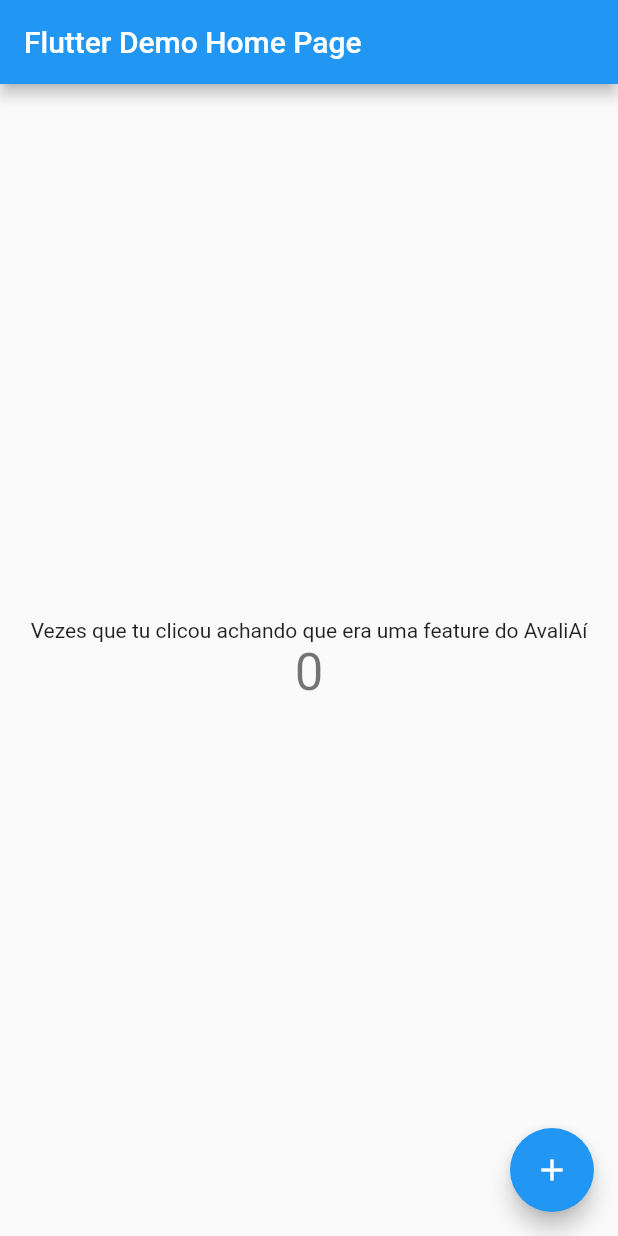
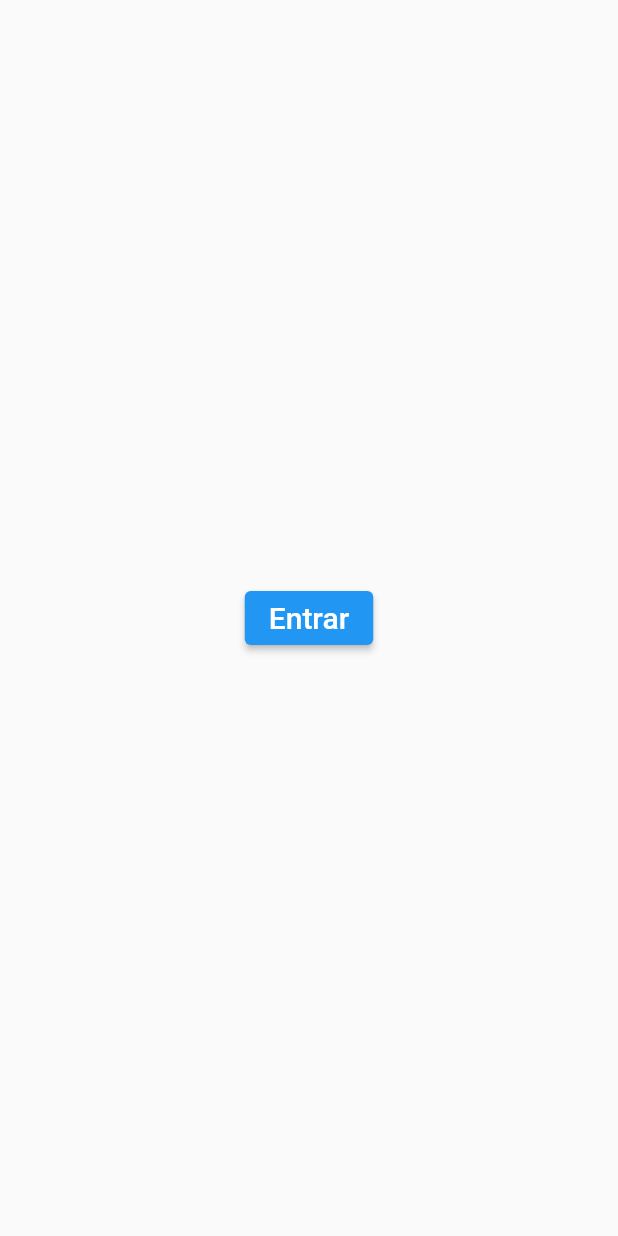
Before and after one commit to sexto-periodo/avliai-gces, a Flutter app: the screen it shows after launch, on a phone screen of 412 x 824 dp. Run offline on Flutter 3.47's test engine with Material 2 defaults, Android fonts, the phone set to English and light mode, and no system bars.

Commit message:
(mobile) navegação inicial

```diff
--- /dev/null
+++ b/codigo/front_mobile/lib/app.dart
@@ -0,0 +1,14 @@
+import 'package:flutter/material.dart';
+import 'package:front_mobile/home_page.dart';
+import 'package:front_mobile/login_page.dart';
+
+class App extends StatelessWidget {
+  const App({super.key});
+
+  @override
+  Widget build(BuildContext context) {
+    return const MaterialApp(
+      home: LoginPage(),
+    );
+  }
+}
--- a/codigo/front_mobile/lib/login_page.dart
+++ b/codigo/front_mobile/lib/login_page.dart
@@ -1,45 +1,27 @@
 import 'package:flutter/material.dart';
+import 'package:flutter/src/widgets/framework.dart';
+import 'package:flutter/src/widgets/placeholder.dart';
+import 'package:front_mobile/home_page.dart';
 
-class login_page extends StatefulWidget {
-  const login_page({super.key});
+class LoginPage extends StatefulWidget {
+  const LoginPage({super.key});
 
   @override
-  State<login_page> createState() => _login_pageState();
+  State<LoginPage> createState() => _LoginPageState();
 }
 
-class _login_pageState extends State<login_page> {
+class _LoginPageState extends State<LoginPage> {
   @override
   Widget build(BuildContext context) {
     return Material(
-      child: SizedBox(
-        width: double.infinity,
-        height: double.infinity,
-      child: Padding(
-        padding: const EdgeInsets.all(8.0),
       child: Column(
         mainAxisAlignment: MainAxisAlignment.center,
-        children:
-         [TextField(
-          keyboardType: TextInputType.emailAddress,
-          decoration: InputDecoration(
-            labelText: 'Email',
-             border: OutlineInputBorder()
-          ),
-        ),
-        SizedBox(height: 10,),
-        TextField(
-          obscureText: true,
-          decoration: InputDecoration(
-            labelText: 'Password',
-             border: OutlineInputBorder()
-          ),
-        ),
-         SizedBox(height: 15,),
-        ElevatedButton(onPressed:() {} , child: const Text('entrar'))
+        children: [
+          ElevatedButton(onPressed: () {
+            Navigator.of(context).push(MaterialPageRoute(builder: (context) => const HomePage()));
+          }, child: const Text('Entrar', style: TextStyle(fontSize: 20),))
         ],
       ),
-    ),
-    ),
     );
   }
 }
--- a/codigo/front_mobile/lib/main.dart
+++ b/codigo/front_mobile/lib/main.dart
@@ -1,115 +1,6 @@
 import 'package:flutter/material.dart';
+import 'package:front_mobile/app.dart';
 
-void main() {
-  runApp(const MyApp());
+void main(List<String> args) {
+  runApp(const App());
 }
-
-class MyApp extends StatelessWidget {
-  const MyApp({super.key});
-
-  // This widget is the root of your application.
-  @override
-  Widget build(BuildContext context) {
-    return MaterialApp(
-      title: 'AvaliAí',
-      theme: ThemeData(
-        // This is the theme of your application.
-        //
-        // Try running your application with "flutter run". You'll see the
-        // application has a blue toolbar. Then, without quitting the app, try
-        // changing the primarySwatch below to Colors.green and then invoke
-        // "hot reload" (press "r" in the console where you ran "flutter run",
-        // or simply save your changes to "hot reload" in a Flutter IDE).
-        // Notice that the counter didn't reset back to zero; the application
-        // is not restarted.
-        primarySwatch: Colors.blue,
-      ),
-      home: const MyHomePage(title: 'Flutter Demo Home Page'),
-    );
-  }
-}
-
-class MyHomePage extends StatefulWidget {
-  const MyHomePage({super.key, required this.title});
-
-  // This widget is the home page of your application. It is stateful, meaning
-  // that it has a State object (defined below) that contains fields that affect
-  // how it looks.
-
-  // This class is the configuration for the state. It holds the values (in this
-  // case the title) provided by the parent (in this case the App widget) and
-  // used by the build method of the State. Fields in a Widget subclass are
-  // always marked "final".
-
-  final String title;
-
-  @override
-  State<MyHomePage> createState() => _MyHomePageState();
-}
-
-class _MyHomePageState extends State<MyHomePage> {
-  int _counter = 0;
-
-  void _incrementCounter() {
-    setState(() {
-      // This call to setState tells the Flutter framework that something has
-      // changed in this State, which causes it to rerun the build method below
-      // so that the display can reflect the updated values. If we changed
-      // _counter without calling setState(), then the build method would not be
-      // called again, and so nothing would appear to happen.
-      _counter++;
-    });
-  }
-
-  @override
-  Widget build(BuildContext context) {
-    // This method is rerun every time setState is called, for instance as done
-    // by the _incrementCounter method above.
-    //
-    // The Flutter framework has been optimized to make rerunning build methods
-    // fast, so that you can just rebuild anything that needs updating rather
-    // than having to individually change instances of widgets.
-    return Scaffold(
-      appBar: AppBar(
-        // Here we take the value from the MyHomePage object that was created by
-        // the App.build method, and use it to set our appbar title.
-        title: Text(widget.title),
-      ),
-      body: Center(
-        // Center is a layout widget. It takes a single child and positions it
-        // in the middle of the parent.
-        child: Column(
-          // Column is also a layout widget. It takes a list of children and
-          // arranges them vertically. By default, it sizes itself to fit its
-          // children horizontally, and tries to be as tall as its parent.
-          //
-          // Invoke "debug painting" (press "p" in the console, choose the
-          // "Toggle Debug Paint" action from the Flutter Inspector in Android
-          // Studio, or the "Toggle Debug Paint" command in Visual Studio Code)
-          // to see the wireframe for each widget.
-          //
-          // Column has various properties to control how it sizes itself and
-          // how it positions its children. Here we use mainAxisAlignment to
-          // center the children vertically; the main axis here is the vertical
-          // axis because Columns are vertical (the cross axis would be
-          // horizontal).
-          mainAxisAlignment: MainAxisAlignment.center,
-          children: <Widget>[
-            const Text(
-              'Vezes que tu clicou achando que era uma feature do AvaliAí',
-            ),
-            Text(
-              '$_counter',
-              style: Theme.of(context).textTheme.headlineMedium,
-            ),
-          ],
-        ),
-      ),
-      floatingActionButton: FloatingActionButton(
-        onPressed: _incrementCounter,
-        tooltip: 'Increment',
-        child: const Icon(Icons.add),
-      ), // This trailing comma makes auto-formatting nicer for build methods.
-    );
-  }
-}
```
Also changed, not shown: codigo/front_mobile/lib/home_page.dart (added, +75 -0 lines), codigo/front_mobile/lib/profile.dart (added, +16 -0 lines), 1 other file.
